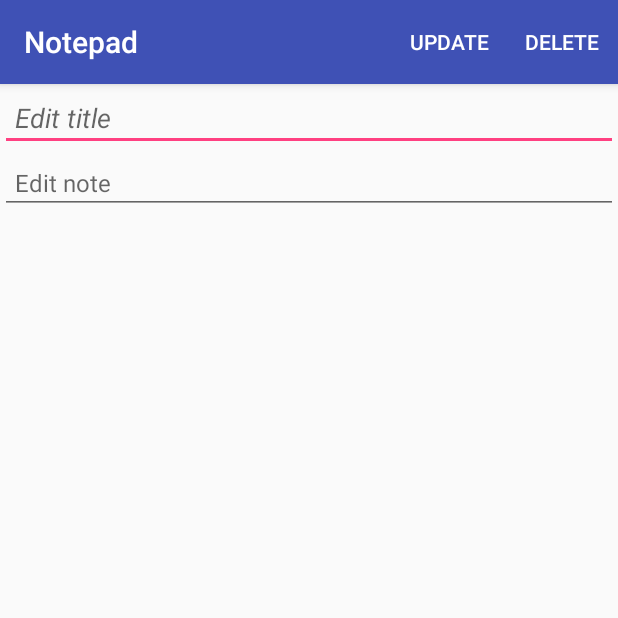
After one commit to alezniki/Notepad-App, an Android app: the DetailActivity screen opened directly, with no data from a screen before it, on a phone screen of 412 x 824 dp, the top half of it. The commit adds this screen. Run offline under Robolectric (Android 15) with nearby library versions, the phone set to English and light mode, and no system bars; libraries missing offline, so code that uses them is left out: com.j256.ormlite.

Commit message:
Added DetailActivity for update and delete operations

```diff
--- a/app/src/main/AndroidManifest.xml
+++ b/app/src/main/AndroidManifest.xml
@@ -19,7 +19,8 @@
                 <category android:name="android.intent.category.LAUNCHER" />
             </intent-filter>
         </activity>
-        <activity android:name=".activities.NotesActivity"></activity>
+        <activity android:name=".activities.NotesActivity" />
+        <activity android:name=".activities.DetailActivity"></activity>
     </application>
 
 </manifest>
--- /dev/null
+++ b/app/src/main/java/com/alezniki/notepad/activities/DetailActivity.java
@@ -0,0 +1,70 @@
+package com.alezniki.notepad.activities;
+
+import android.support.v7.app.AppCompatActivity;
+import android.os.Bundle;
+import android.support.v7.widget.Toolbar;
+import android.view.Menu;
+import android.view.MenuItem;
+import android.widget.Toast;
+
+import com.alezniki.notepad.R;
+import com.alezniki.notepad.model.DatabaseHelper;
+import com.j256.ormlite.android.apptools.OpenHelperManager;
+
+public class DetailActivity extends AppCompatActivity {
+
+    private DatabaseHelper helper = null;
+
+    @Override
+    protected void onCreate(Bundle savedInstanceState) {
+        super.onCreate(savedInstanceState);
+        setContentView(R.layout.activity_detail);
+        Toolbar toolbar = (Toolbar) findViewById(R.id.toolbar);
+        if (toolbar != null) setSupportActionBar(toolbar);
+
+    }
+
+    @Override
+    public boolean onCreateOptionsMenu(Menu menu) {
+        // Inflate the menu; this adds items to the action bar if it is present.
+        getMenuInflater().inflate(R.menu.menu_detail, menu);
+        return true;
+    }
+
+    @Override
+    public boolean onOptionsItemSelected(MenuItem item) {
+        // Handle action bar item clicks here.
+        int id = item.getItemId();
+
+        switch (id) {
+            case R.id.action_update:
+                Toast.makeText(this, "UPDATE", Toast.LENGTH_SHORT).show();
+                break;
+            case R.id.action_delete:
+                Toast.makeText(this, "DELETE", Toast.LENGTH_SHORT).show();
+                break;
+        }
+
+
+        return super.onOptionsItemSelected(item);
+    }
+
+    public DatabaseHelper getDatabaseHelper() {
+        if (helper == null) {
+            helper = OpenHelperManager.getHelper(MainActivity.this,DatabaseHelper.class);
+        }
+
+        return helper;
+    }
+
+    // Release Database Helper when done
+    @Override
+    protected void onDestroy() {
+        super.onDestroy();
+
+        if (helper != null) {
+            OpenHelperManager.releaseHelper();
+            helper = null;
+        }
+    }
+}
--- a/app/src/main/java/com/alezniki/notepad/activities/MainActivity.java
+++ b/app/src/main/java/com/alezniki/notepad/activities/MainActivity.java
@@ -65,7 +65,8 @@ public class MainActivity extends AppCompatActivity {
         fab.setOnClickListener(new View.OnClickListener() {
             @Override
             public void onClick(View view) {
-                startActivity(new Intent(MainActivity.this,NotesActivity.class));
+                Intent intent = new Intent(MainActivity.this, NotesActivity.class);
+                startActivityForResult(intent,REQUEST_DATA_FROM_NOTES_ACTIVITY);
             }
         });
 
--- /dev/null
+++ b/app/src/main/res/layout/activity_detail.xml
@@ -0,0 +1,32 @@
+<?xml version="1.0" encoding="utf-8"?>
+<LinearLayout xmlns:android="http://schemas.android.com/apk/res/android"
+    xmlns:tools="http://schemas.android.com/tools"
+    android:orientation="vertical"
+    android:layout_width="match_parent"
+    android:layout_height="match_parent"
+    tools:context="com.alezniki.notepad.activities.DetailActivity">
+
+    <include layout="@layout/toolbar"/>
+
+    <!--Detail Note Title-->
+    <EditText
+        android:id="@+id/et_detail_note_title"
+        android:layout_width="match_parent"
+        android:layout_height="wrap_content"
+        android:hint="Edit title"
+        android:textAlignment="textStart"
+        android:textStyle="italic"
+        android:textSize="18sp"
+        android:padding="10dp" />
+
+    <!--Detail Note Text-->
+    <EditText
+        android:id="@+id/et_save_note_text"
+        android:layout_width="match_parent"
+        android:layout_height="wrap_content"
+        android:hint="Edit note"
+        android:textAlignment="textStart"
+        android:textSize="16sp"
+        android:padding="10dp"/>
+
+</LinearLayout>
--- /dev/null
+++ b/app/src/main/res/menu/menu_detail.xml
@@ -0,0 +1,15 @@
+<?xml version="1.0" encoding="utf-8"?>
+<menu xmlns:android="http://schemas.android.com/apk/res/android"
+    xmlns:app="http://schemas.android.com/apk/res-auto">
+
+    <item
+        android:id="@+id/action_update"
+        android:orderInCategory="100"
+        android:title="@string/action_update"
+        app:showAsAction="ifRoom" />
+    <item
+        android:id="@+id/action_delete"
+        android:orderInCategory="100"
+        android:title="@string/update_delete"
+        app:showAsAction="ifRoom" />
+</menu>
--- a/app/src/main/res/values/strings.xml
+++ b/app/src/main/res/values/strings.xml
@@ -2,4 +2,6 @@
     <string name="app_name">Notepad</string>
     <string name="action_settings">Settings</string>
     <string name="action_save_note">Save</string>
+    <string name="action_update">Update</string>
+    <string name="update_delete">Delete</string>
 </resources>
```
Also changed, not shown: app/src/main/res/layout/activity_main.xml (+8 -6 lines).
